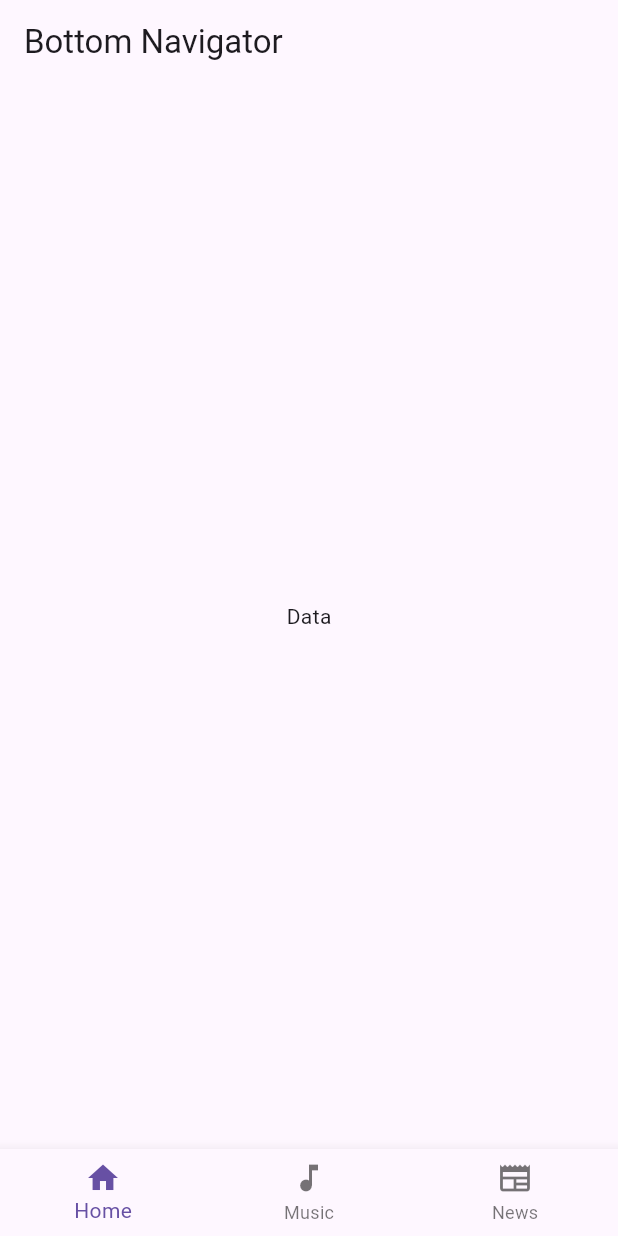
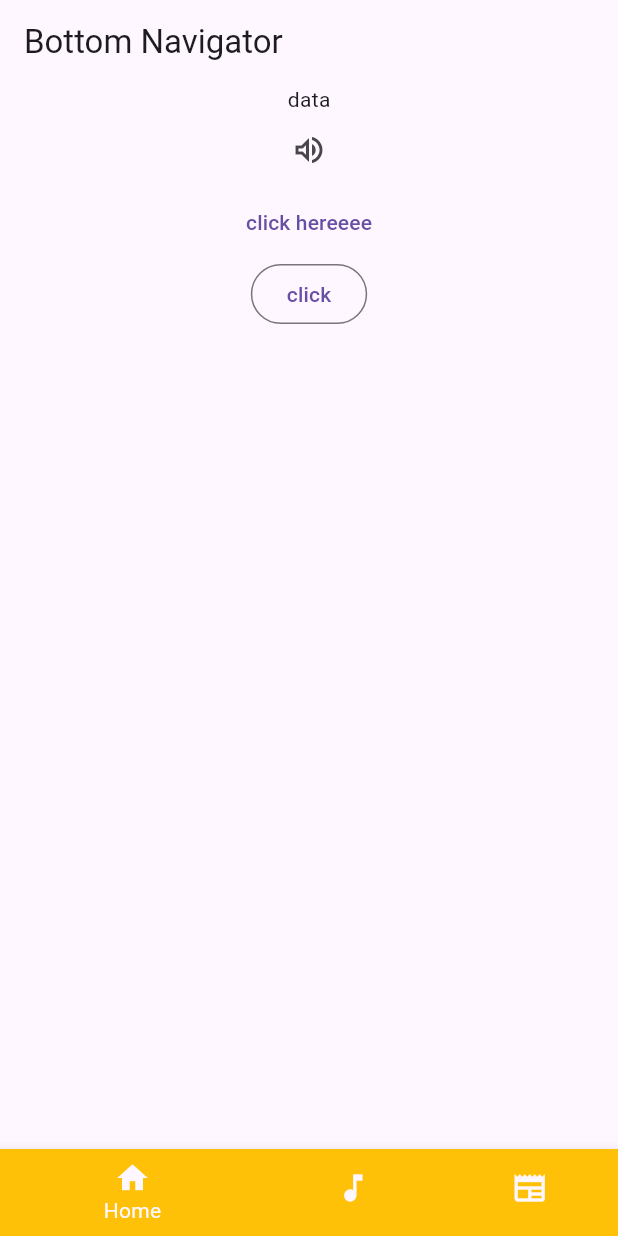
Before and after one commit to akshayasuresh414/Flutter, a Flutter app: the screen it shows after launch, on a phone screen of 412 x 824 dp. Run offline on Flutter 3.47's test engine with Material 3 defaults, Android fonts, the phone set to English and light mode, and no system bars.

```diff
--- a/lib/home.dart
+++ b/lib/home.dart
@@ -1,4 +1,7 @@
 import 'package:flutter/material.dart';
+import 'package:hello_world/home1.dart';
+import 'package:hello_world/home2.dart';
+import 'package:hello_world/home3.dart';
 
 class HomePage extends StatefulWidget {
   const HomePage({super.key});
@@ -9,13 +12,24 @@ class HomePage extends StatefulWidget {
 
 class _HomePageState extends State<HomePage> {
   int myIndex = 0;
+  List<Widget> widgetList = const [
+    HomePage1(), //Text('Home', style: TextStyle(fontSize: 40)),
+    HomePage2(), //Text('Music', style: TextStyle(fontSize: 40)),
+    HomePage3(), //Text('News', style: TextStyle(fontSize: 40)),
+  ];
   @override
   Widget build(BuildContext context) {
     return Scaffold(
+      body: Center(
+        child: widgetList[myIndex],
+      ),
       appBar: AppBar(
         title: const Text('Bottom Navigator'),
       ),
       bottomNavigationBar: BottomNavigationBar(
+        showUnselectedLabels: false,
+        backgroundColor: Colors.indigo,
+        type: BottomNavigationBarType.shifting,
         onTap: (index) {
           setState(() {
             myIndex = index;
@@ -26,23 +40,17 @@ class _HomePageState extends State<HomePage> {
           BottomNavigationBarItem(
               icon: Icon(Icons.home),
               label: 'Home',
-            ),
+              backgroundColor: Colors.amber),
           BottomNavigationBarItem(
               icon: Icon(Icons.music_note),
               label: 'Music',
-            ),
+              backgroundColor: Colors.indigo),
           BottomNavigationBarItem(
               icon: Icon(Icons.newspaper),
               label: 'News',
-            ),
+              backgroundColor: Colors.orange),
         ],
       ),
-        body: Center(
-            child: Column(
-          mainAxisAlignment: MainAxisAlignment.center,
-          children: [
-            Text('Data'),
-          ],
-        )));
+    );
   }
 }
--- /dev/null
+++ b/lib/home1.dart
@@ -0,0 +1,24 @@
+import 'package:flutter/material.dart';
+
+class HomePage1 extends StatefulWidget {
+  const HomePage1({super.key});
+
+  @override
+  State<HomePage1> createState() => _HomePage1State();
+}
+
+class _HomePage1State extends State<HomePage1> {
+  @override
+  Widget build(BuildContext context) {
+    return Scaffold(
+        body: Center(
+            child: Column(
+      children: [
+        Text('data'),
+        IconButton(onPressed: () {}, icon: Icon(Icons.volume_up_outlined)),
+        TextButton(onPressed: () {}, child: Text('click hereeee')),
+        OutlinedButton(onPressed: () {}, child: Text('click'))
+      ],
+    )));
+  }
+}
```
Also changed, not shown: lib/home2.dart (added, +36 -0 lines), lib/home3.dart (added, +26 -0 lines). Lines whose indentation alone changed are shown as unchanged.
